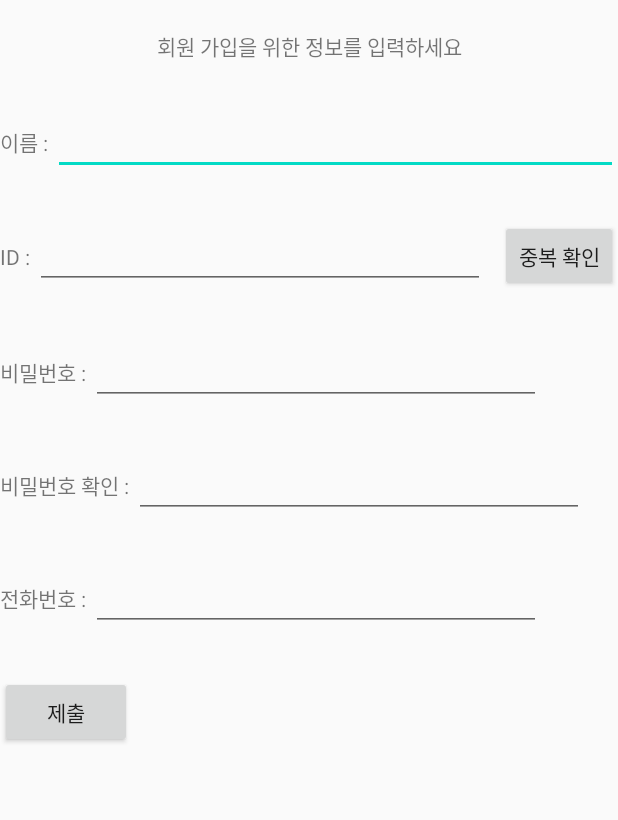
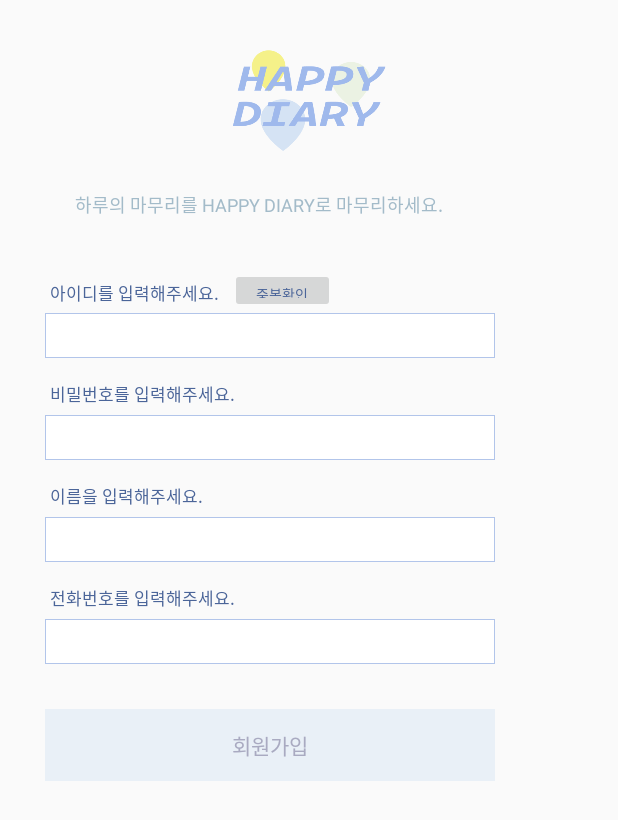
Before and after one commit to rlfduswls/Diary, an Android app: the JoinMemberActivity screen opened directly, with no data from a screen before it, on a phone screen of 412 x 824 dp. Shown: the top 820 px of the screen. Run offline under Robolectric (Android 15) with nearby library versions, the phone set to English and light mode, and no system bars.

Commit message:
2024 01 26 로그인-회원가입 화면 완성

```diff
--- a/app/src/main/res/layout/activity_join_member.xml
+++ b/app/src/main/res/layout/activity_join_member.xml
@@ -8,126 +8,118 @@
     tools:context=".JoinMemberActivity">
 
 
+    <ImageView
+        android:id="@+id/imageView"
+        android:layout_width="match_parent"
+        android:layout_height="127dp"
+        android:layout_marginLeft="70dp"
+        android:layout_marginRight="70dp"
+        android:src="@drawable/logo" />
+
     <TextView
         android:layout_width="match_parent"
         android:layout_height="wrap_content"
-        android:layout_marginTop="20dp"
-        android:text="회원 가입을 위한 정보를 입력하세요"
-        android:textAlignment="center" />
-
+        android:textSize="12sp"
+        android:layout_marginLeft="50dp"
+        android:text="하루의 마무리를 HAPPY DIARY로 마무리하세요. "
+        android:textColor="@color/blue1"
+        />
     <LinearLayout
+        android:layout_marginTop="33dp"
         android:layout_width="match_parent"
         android:layout_height="wrap_content"
-        android:orientation="horizontal"
-        android:layout_marginTop="30dp">
+        android:orientation="horizontal">
 
         <TextView
-            android:layout_width="wrap_content"
+            android:layout_width="120dp"
             android:layout_height="wrap_content"
-            android:text="이름 : "/>
-        <EditText
-            android:id="@+id/name"
-            android:layout_width="match_parent"
-            android:layout_height="wrap_content"
-            />
-    </LinearLayout>
 
-    <LinearLayout
-        android:layout_width="match_parent"
-        android:layout_height="wrap_content"
-        android:orientation="horizontal"
-        android:layout_marginTop="30dp">
-
-        <TextView
-            android:layout_width="wrap_content"
-            android:layout_height="wrap_content"
-            android:text="ID : "/>
-
-        <EditText
-            android:id="@+id/userId"
-            android:layout_width="300dp"
-            android:layout_height="wrap_content" />
-
+            android:layout_marginLeft="33dp"
+            android:layout_marginBottom="5dp"
+            android:text="아이디를 입력해주세요."
+            android:textColor="@color/blue2"
+            android:textSize="11sp"/>
         <Button
             android:id="@+id/CheckId"
-            android:layout_width="wrap_content"
-            android:layout_height="wrap_content"
-            android:padding="5dp"
-            android:layout_marginLeft="10dp"
-            android:text="중복 확인"
-            android:textAlignment="center" />
-    </LinearLayout>
-
-    <LinearLayout
-        android:layout_width="match_parent"
-        android:layout_height="wrap_content"
-        android:orientation="horizontal"
-        android:layout_marginTop="30dp">
-
-        <TextView
-            android:layout_width="wrap_content"
-            android:layout_height="wrap_content"
-            android:text="비밀번호 : "/>
-
-        <EditText
-            android:id="@+id/pass"
-            android:layout_width="300dp"
-            android:layout_height="wrap_content" />
-
-    </LinearLayout>
-
-    <LinearLayout
-        android:layout_width="match_parent"
-        android:layout_height="wrap_content"
-        android:orientation="horizontal"
-        android:layout_marginTop="30dp">
-
-        <TextView
-            android:layout_width="wrap_content"
-            android:layout_height="wrap_content"
-            android:text="비밀번호 확인 : "/>
-
-        <EditText
-            android:id="@+id/passCheck"
-            android:layout_width="300dp"
-            android:layout_height="wrap_content" />
-
+            android:textSize="9sp"
+            android:textColor="@color/blue2"
+            android:text="중복확인"
+            android:layout_width="70dp"
+            android:layout_height="30dp"
+            android:stateListAnimator="@null"/>
     </LinearLayout>
 
 
-    <LinearLayout
+    <EditText
+        android:background="@drawable/box"
+        android:id="@+id/userId"
+        android:layout_width="300dp"
+        android:layout_height="30dp"
+        android:layout_marginLeft="30dp" />
+
+    <TextView
+        android:layout_marginBottom="5dp"
         android:layout_width="match_parent"
         android:layout_height="wrap_content"
-        android:orientation="horizontal"
-        android:layout_marginTop="30dp">
+        android:layout_marginTop="15dp"
+        android:layout_marginLeft="33dp"
+        android:textSize="11sp"
+        android:text="비밀번호를 입력해주세요."
+        android:textColor="@color/blue2"
+        />
+    <EditText
+        android:background="@drawable/box"
+        android:id="@+id/pass"
+        android:layout_marginLeft="30dp"
+        android:layout_height="30dp"
+        android:layout_width="300dp" />
 
     <TextView
-            android:layout_width="wrap_content"
+        android:layout_marginBottom="5dp"
+        android:layout_width="match_parent"
         android:layout_height="wrap_content"
-            android:text="전화번호 : "/>
+        android:layout_marginTop="15dp"
+        android:layout_marginLeft="33dp"
+        android:textSize="11sp"
+        android:text="이름을 입력해주세요."
+        android:textColor="@color/blue2"
+        />
 
     <EditText
-            android:id="@+id/tel"
+        android:background="@drawable/box"
+        android:id="@+id/name"
+        android:layout_marginLeft="30dp"
         android:layout_width="300dp"
-            android:layout_height="wrap_content" />
+        android:layout_height="30dp"/>
 
-    </LinearLayout>
+    <TextView
+        android:layout_marginBottom="5dp"
+        android:layout_width="match_parent"
+        android:layout_height="wrap_content"
+        android:layout_marginTop="15dp"
+        android:layout_marginLeft="33dp"
+        android:textSize="11sp"
+        android:text="전화번호를 입력해주세요."
+        android:textColor="@color/blue2"
+        />
 
 
-    <LinearLayout
-        android:layout_width="wrap_content"
-        android:layout_height="wrap_content"
-        android:orientation="horizontal"
-        android:layout_marginTop="30dp">
+    <EditText
+        android:background="@drawable/box"
+        android:id="@+id/tel"
+        android:layout_marginLeft="30dp"
+        android:layout_width="300dp"
+        android:layout_height="30dp" />
 
     <Button
         android:id="@+id/submit"
-            android:layout_width="wrap_content"
+        android:textColor="@color/blue3"
+        android:layout_width="300dp"
+        android:layout_marginLeft="30dp"
+        android:layout_marginTop="30dp"
+        android:background="#E9F0F7"
+        android:stateListAnimator="@null"
         android:layout_height="wrap_content"
-            android:text="제출" />
+        android:text="회원가입" />
 
 </LinearLayout>
-
-
-
-</LinearLayout>
--- a/app/src/main/res/values/colors.xml
+++ b/app/src/main/res/values/colors.xml
@@ -7,5 +7,7 @@
     <color name="teal_700">#FF018786</color>
     <color name="black">#FF000000</color>
     <color name="white">#FFFFFFFF</color>
-    <color name="blue3">#A3BBC9</color>
+    <color name="blue1">#A3BBC9</color>
+    <color name="blue2">#4B6599</color>
+    <color name="blue3">#A9AAC1</color>
 </resources>
```
Lines whose indentation alone changed are shown as unchanged.
